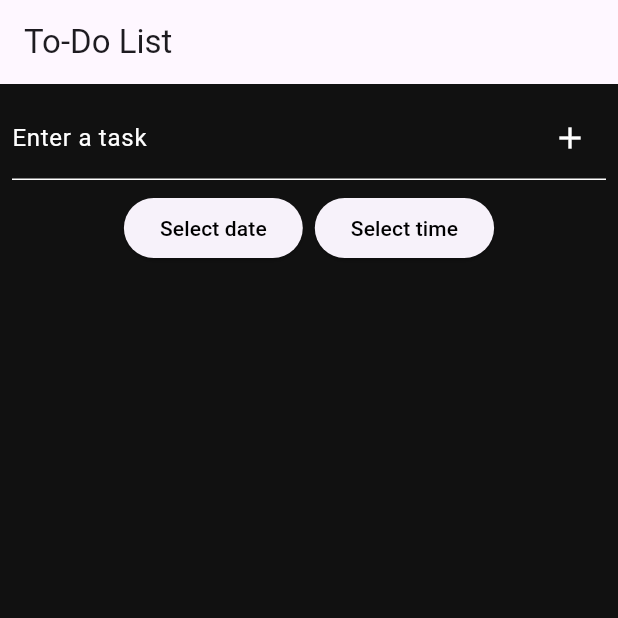
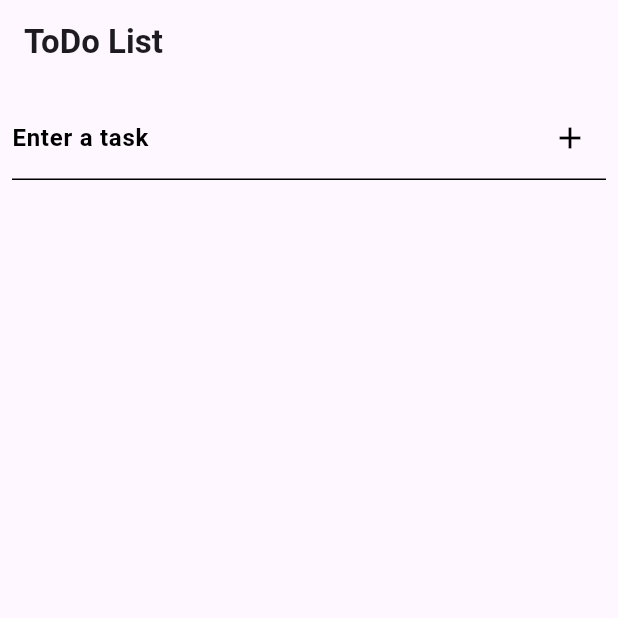
Before and after one commit to YousefMelhem/flutter, a Flutter app: the screen it shows after launch, on a phone screen of 412 x 824 dp, the top half of it. Run offline on Flutter 3.47's test engine with Material 3 defaults, Android fonts, the phone set to English and light mode, and no system bars; our stand-ins replace google_fonts.

Commit message:
fixed(remove the text and set back to textfiled)

```diff
--- a/to_do_list/lib/models/todo.dart
+++ b/to_do_list/lib/models/todo.dart
@@ -1,11 +1,9 @@
 class Todo {
   String title;
-  DateTime dueDate;
   bool isDone;
 
   Todo({
     required this.title,
-    required this.dueDate,
     this.isDone = false,
   });
 }
--- a/to_do_list/lib/screens/home-screen.dart
+++ b/to_do_list/lib/screens/home-screen.dart
@@ -8,22 +8,24 @@ class HomeScreen extends StatefulWidget {
 }
 
 class _HomeScreenState extends State<HomeScreen> {
+  final TextEditingController _controller = TextEditingController();
   final List<Todo> _todos = [];
 
-  final TextEditingController _controller = TextEditingController();
-  DateTime _selectedDate = DateTime.now();
-
   void _addTodo() {
-    final String title = _controller.text;
-    if (title.isNotEmpty) {
+    if (_controller.text.isEmpty) return;
     setState(() {
       _todos.add(Todo(
-          title: title,
-          dueDate: _selectedDate,
+        title: _controller.text,
       ));
+      _controller.clear();
     });
-      _controller.clear();
   }
+
+  void _removeTodoAt(int index) {
+    setState(() {
+      _controller.text = _todos[index].title;
+      _todos.removeAt(index);
+    });
   }
 
   void _toggleTodoStatus(int index) {
@@ -32,91 +34,37 @@ class _HomeScreenState extends State<HomeScreen> {
     });
   }
 
-  void _removeTodo(int index) {
-    setState(() {
-      _todos.removeAt(index);
-    });
-  }
-
-  Future<void> _selectDate(BuildContext context) async {
-    final DateTime? picked = await showDatePicker(
-      context: context,
-      initialDate: _selectedDate,
-      firstDate: DateTime(2000),
-      lastDate: DateTime(2101),
-    );
-    if (picked != null && picked != _selectedDate)
-      setState(() {
-        _selectedDate = picked;
-      });
-  }
-
-  Future<void> _selectTime(BuildContext context) async {
-    final TimeOfDay? picked = await showTimePicker(
-      context: context,
-      initialTime: TimeOfDay.fromDateTime(_selectedDate),
-    );
-    if (picked != null)
-      setState(() {
-        _selectedDate = DateTime(
-          _selectedDate.year,
-          _selectedDate.month,
-          _selectedDate.day,
-          picked.hour,
-          picked.minute,
-        );
-      });
-  }
-
   @override
   Widget build(BuildContext context) {
     return Scaffold(
-      backgroundColor: const Color.fromARGB(255, 17, 17, 17),
       appBar: AppBar(
-        title: Text('To-Do List'),
+        title: const Text(
+          'ToDo List',
+          style: TextStyle(fontWeight: FontWeight.bold),
         ),
-      body: Column(
+      ),
+      body: Padding(
+        padding: const EdgeInsets.all(8.0),
+        child: Column(
           children: [
-          Padding(
-            padding: const EdgeInsets.all(8.0),
-            child: TextField(
+            TextField(
               controller: _controller,
-              style: TextStyle(color: Colors.white),
+              style: TextStyle(color: Colors.black),
               decoration: InputDecoration(
                 labelText: 'Enter a task',
-                labelStyle: TextStyle(color: Colors.white),
-                enabledBorder: UnderlineInputBorder(
-                  borderSide: BorderSide(color: Colors.white),
+                labelStyle:
+                    TextStyle(color: Colors.black, fontWeight: FontWeight.bold),
+                enabledBorder: const UnderlineInputBorder(
+                  borderSide: BorderSide(color: Colors.black),
                 ),
-                focusedBorder: UnderlineInputBorder(
-                  borderSide: BorderSide(color: Colors.white),
+                focusedBorder: const UnderlineInputBorder(
+                  borderSide: BorderSide(color: Colors.black),
                 ),
                 suffixIcon: IconButton(
-                  icon: Icon(Icons.add, color: Colors.white),
+                  icon: const Icon(Icons.add, color: Colors.black),
                   onPressed: _addTodo,
                 ),
               ),
-            ),
-          ),
-          Row(
-              mainAxisAlignment: MainAxisAlignment.center,
-              children: [
-                ElevatedButton(
-                  onPressed: () => _selectDate(context),
-                  child: Text(
-                    'Select date',
-                    style: TextStyle(color: Colors.black),
-                  ),
-                ),
-                SizedBox(width: 8),
-                ElevatedButton(
-                  onPressed: () => _selectTime(context),
-                  child: Text(
-                    'Select time',
-                    style: TextStyle(color: Colors.black),
-                  ),
-                ),
-              ],
             ),
             Expanded(
               child: ListView.builder(
@@ -126,13 +74,14 @@ class _HomeScreenState extends State<HomeScreen> {
                   return TodoItem(
                     todo: todo,
                     onToggle: () => _toggleTodoStatus(index),
-                  onDelete: () => _removeTodo(index),
+                    onDelete: () => _removeTodoAt(index),
                   );
                 },
               ),
             ),
           ],
         ),
+      ),
     );
   }
 }
```
Also changed, not shown: to_do_list/lib/widgets/todo_item.dart (+6 -7 lines). Lines whose indentation alone changed are shown as unchanged.
